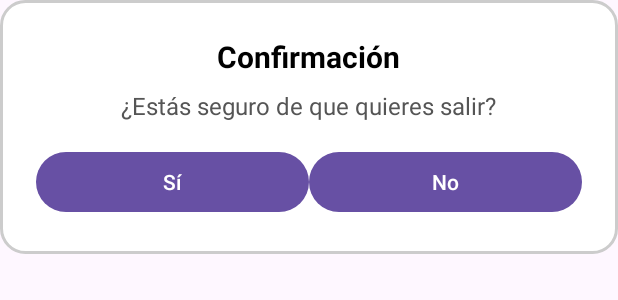
After one commit to Jaimegg93/PracticaMoviles, an Android app: the layout dialog_salir.xml on its own in the app's theme, with its tools: preview values and no code run, on a phone screen of 412 x 824 dp. The commit adds this screen. Shown: the top 300 px of the screen. Run offline under Robolectric (Android 15) with nearby library versions, the phone set to English and light mode, and no system bars.

Commit message:
Pracitica acabada

```diff
--- /dev/null
+++ b/app/src/main/res/drawable/bg_dialog.xml
@@ -0,0 +1,5 @@
+<shape xmlns:android="http://schemas.android.com/apk/res/android">
+    <corners android:radius="16dp"/>
+    <solid android:color="#FFFFFF"/> <!-- Fondo blanco -->
+    <stroke android:width="2dp" android:color="#CCCCCC"/> <!-- Borde gris -->
+</shape>
--- /dev/null
+++ b/app/src/main/res/layout/dialog_salir.xml
@@ -0,0 +1,57 @@
+<?xml version="1.0" encoding="utf-8"?>
+<LinearLayout xmlns:android="http://schemas.android.com/apk/res/android"
+    xmlns:tools="http://schemas.android.com/tools"
+    android:id="@+id/salir"
+    android:orientation="vertical"
+    android:padding="24dp"
+    android:background="@drawable/bg_dialog"
+    android:layout_width="match_parent"
+    android:layout_height="wrap_content"
+    tools:ignore="InvalidId">
+
+    <TextView
+        android:id="@+id/tvTitulo"
+        android:layout_width="wrap_content"
+        android:layout_height="wrap_content"
+        android:text="Confirmación"
+        android:textStyle="bold"
+        android:textSize="20sp"
+        android:textColor="#000000"
+        android:layout_gravity="center_horizontal"
+        android:paddingBottom="8dp" />
+
+    <TextView
+        android:id="@+id/tvMensaje"
+        android:layout_width="wrap_content"
+        android:layout_height="wrap_content"
+        android:text="¿Estás seguro de que quieres salir?"
+        android:textSize="16sp"
+        android:textColor="#555555"
+        android:layout_gravity="center_horizontal"
+        android:paddingBottom="16dp" />
+
+    <LinearLayout
+        android:layout_width="match_parent"
+        android:layout_height="wrap_content"
+        android:orientation="horizontal"
+        android:gravity="center">
+
+        <Button
+            android:id="@+id/btnSi"
+            android:layout_width="0dp"
+            android:layout_height="wrap_content"
+            android:layout_weight="1"
+            android:text="Sí"
+            android:textColor="#FFFFFF"
+            />
+
+        <Button
+            android:id="@+id/btnNo"
+            android:layout_width="0dp"
+            android:layout_height="wrap_content"
+            android:layout_weight="1"
+            android:text="No"
+            android:textColor="#FFFFFF"
+           />
+    </LinearLayout>
+</LinearLayout>
```
Also changed, not shown: app/src/main/java/com/example/garciajaimeparcial2/MainActivity.kt (+89 -2 lines), app/src/main/java/com/example/garciajaimeparcial2/MontaniasActivity.kt (+4 -19 lines), app/src/main/res/layout/activity_main.xml (+7 -0 lines), app/src/main/res/menu/menu_sonidos.xml (added, +15 -0 lines).
